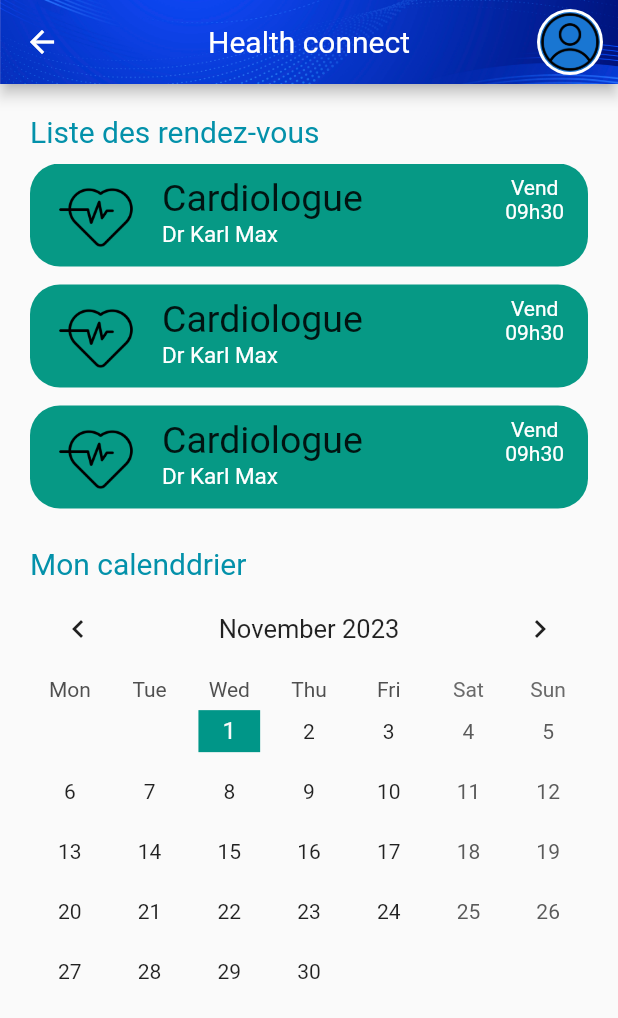
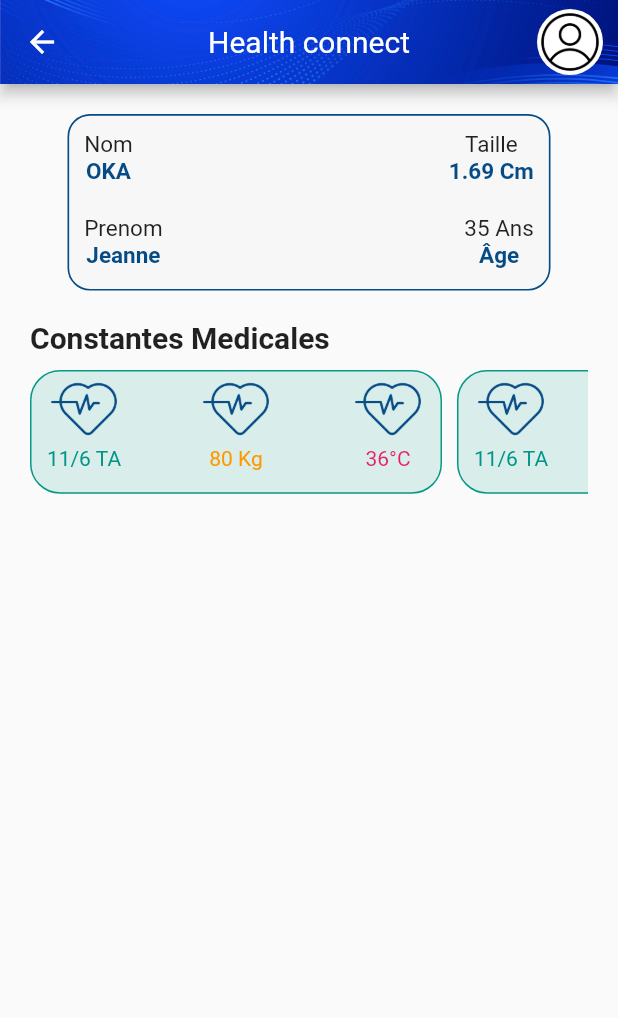
Before and after one commit to Nooralum/healConnect, a Flutter app: the ConnexionPage screen opened directly, after a tap on "Connexion", on a phone screen of 412 x 824 dp. Shown: the top 1018 px of the screen. Run offline on Flutter 3.47's test engine with Material 2 defaults, Android fonts, the phone set to English and light mode, and no system bars; drawn by our look-alikes of table_calendar.

Commit message:
ajout de la page de carnet

```diff
--- /dev/null
+++ b/lib/model_constante_medicale.dart
@@ -0,0 +1,12 @@
+// ignore_for_file: public_member_api_docs, sort_constructors_first
+class ConstantesMedicales {
+  final num poids;
+  final num temperature;
+  final num tensionA;
+
+  ConstantesMedicales({
+    required this.poids,
+    required this.temperature,
+    required this.tensionA,
+  });
+}
--- /dev/null
+++ b/lib/model_personne.dart
@@ -0,0 +1,14 @@
+// ignore_for_file: public_member_api_docs, sort_constructors_first
+class Personne {
+  String nom;
+  String person;
+  num taille;
+  num age;
+
+  Personne({
+    required this.nom,
+    required this.person,
+    required this.taille,
+    required this.age,
+  });
+}
--- a/lib/views/connexion_page.dart
+++ b/lib/views/connexion_page.dart
@@ -4,6 +4,7 @@ import 'package:healconnect/monElevatedButton.dart';
 import '../constant.dart';
 import '../monButton_connexion_social.dart';
 import '../monTextField.dart';
+import 'mon_carnet_ado.dart';
 import 'rend_2_vous_page.dart';
 
 class ConnexionPage extends StatefulWidget {
@@ -122,7 +123,7 @@ class _ConnexionPageState extends State<ConnexionPage> {
                     text: 'Connexion',
                     onPressed: () {
                       MaterialPageRoute route = MaterialPageRoute(
-                          builder: (context) => const RendezVousPage());
+                          builder: (context) => const MonCarnetAdoPage());
                       Navigator.push(context, route);
                     },
                     colorText: Colors.white),
--- /dev/null
+++ b/lib/views/mon_carnet_ado.dart
@@ -0,0 +1,266 @@
+import 'package:flutter/material.dart';
+import 'package:healconnect/constant.dart';
+
+import '../model_constante_medicale.dart';
+import '../model_personne.dart';
+
+class MonCarnetAdoPage extends StatefulWidget {
+  const MonCarnetAdoPage({super.key});
+
+  @override
+  State<MonCarnetAdoPage> createState() => _MonCarnetAdoPageState();
+}
+
+class _MonCarnetAdoPageState extends State<MonCarnetAdoPage> {
+  List<Personne> liste = [
+    Personne(nom: "OKA", person: "Jeanne", taille: 1.69, age: 35)
+  ];
+  List<ConstantesMedicales> liste2 = [
+    ConstantesMedicales(
+      poids: 80,
+      temperature: 36,
+      tensionA: 11,
+    ),
+    ConstantesMedicales(
+      poids: 80,
+      temperature: 36,
+      tensionA: 11,
+    ),
+    ConstantesMedicales(
+      poids: 80,
+      temperature: 36,
+      tensionA: 11,
+    )
+  ];
+  @override
+  Widget build(BuildContext context) {
+    Size size = MediaQuery.of(context).size;
+    return Scaffold(
+      appBar: AppBar(
+        centerTitle: true,
+        title: const Text(
+          "Health connect",
+          style: TextStyle(fontWeight: FontWeight.w400, color: Colors.white),
+        ),
+        actions: [
+          InkWell(
+            onTap: () {},
+            child: const Padding(
+              padding: EdgeInsets.only(right: 10.0),
+              child: CircleAvatar(
+                radius: 22,
+                backgroundColor: Colors.white,
+                child: CircleAvatar(
+                  backgroundColor: Colors.transparent,
+                  foregroundImage: AssetImage("assets/logos/utilisateur.png"),
+                  radius: 20,
+                ),
+              ),
+            ),
+          )
+        ],
+        flexibleSpace: const Image(
+          image: AssetImage('assets/images/appFont.jpg'),
+          fit: BoxFit.cover,
+        ),
+        backgroundColor: Colors.transparent,
+      ),
+      body: SizedBox(
+        height: size.height,
+        width: size.width,
+        child: Padding(
+          padding: const EdgeInsets.all(20.0),
+          child: Column(
+            children: [
+              Container(
+                width: size.width - 90,
+                height: size.height / 7,
+                decoration: BoxDecoration(
+                    color: const Color.fromARGB(41, 235, 232, 232),
+                    border: Border.all(color: kBgroundBlue, width: 1.1),
+                    borderRadius: BorderRadius.circular(15)),
+                child: Padding(
+                  padding: const EdgeInsets.all(10.0),
+                  child: MonCarnetColumn(
+                    text1: "Nom",
+                    text2: liste[0].nom,
+                    text11: "Taille",
+                    text22: "${liste[0].taille} Cm",
+                    text111: 'Prenom',
+                    text11111: '${liste[0].age} Ans',
+                    text222: liste[0].person,
+                    text22222: "Âge",
+                  ),
+                ),
+              ),
+              const SizedBox(
+                height: 20.0,
+              ),
+              const Row(
+                mainAxisAlignment: MainAxisAlignment.start,
+                children: [
+                  Text(
+                    "Constantes Medicales",
+                    style: TextStyle(fontWeight: FontWeight.bold, fontSize: 20),
+                  ),
+                ],
+              ),
+              const SizedBox(
+                height: 10.0,
+              ),
+              SizedBox(
+                width: size.width,
+                height: size.height / 10,
+                child: ListView.separated(
+                    scrollDirection: Axis.horizontal,
+                    itemBuilder: (BuildContext context, index) {
+                      return InkWell(
+                        onTap: () {},
+                        child: Container(
+                          width: size.width / 1.5,
+                          decoration: BoxDecoration(
+                              color: const Color.fromARGB(34, 6, 153, 133),
+                              border: Border.all(color: kColorCardListeRDV),
+                              borderRadius: BorderRadius.circular(20)),
+                          child: Padding(
+                            padding:
+                                const EdgeInsets.only(left: 10.0, right: 10.0),
+                            child: Row(
+                              mainAxisAlignment: MainAxisAlignment.spaceBetween,
+                              children: [
+                                Column(
+                                  children: [
+                                    Image.asset(
+                                      'assets/logos/cardio.png',
+                                      color: kBgroundBlue,
+                                      height: 50,
+                                    ),
+                                    Text(
+                                      "${liste2[index].tensionA}/6 TA",
+                                      style:
+                                          const TextStyle(color: Colors.teal),
+                                    )
+                                  ],
+                                ),
+                                Column(
+                                  children: [
+                                    Image.asset(
+                                      'assets/logos/cardio.png',
+                                      color: kBgroundBlue,
+                                      height: 50,
+                                    ),
+                                    Text(
+                                      "${liste2[index].poids} Kg",
+                                      style:
+                                          const TextStyle(color: Colors.orange),
+                                    )
+                                  ],
+                                ),
+                                Column(
+                                  children: [
+                                    Image.asset(
+                                      'assets/logos/cardio.png',
+                                      color: kBgroundBlue,
+                                      height: 50,
+                                    ),
+                                    Text("${liste2[index].temperature}°C", style:
+                                          const TextStyle(color: Colors.pink))
+                                  ],
+                                )
+                              ],
+                            ),
+                          ),
+                        ),
+                      );
+                    },
+                    separatorBuilder: (BuildContext context, index) {
+                      return const SizedBox(
+                        width: 10.0,
+                      );
+                    },
+                    itemCount: liste2.length),
+              )
+            ],
+          ),
+        ),
+      ),
+    );
+  }
+}
+
+class MonCarnetColumn extends StatelessWidget {
+  const MonCarnetColumn({
+    super.key,
+    required this.text1,
+    required this.text2,
+    required this.text11,
+    required this.text22,
+    required this.text111,
+    required this.text222,
+    required this.text11111,
+    required this.text22222,
+  });
+
+  final String text1;
+  final String text2;
+  final String text11;
+  final String text22;
+
+  final String text111;
+  final String text222;
+  final String text11111;
+  final String text22222;
+
+  @override
+  Widget build(BuildContext context) {
+    return Column(
+      children: [
+        Row(
+          mainAxisAlignment: MainAxisAlignment.spaceBetween,
+          children: [
+            CarnetColumn2(text1: text1, text2: text2),
+            CarnetColumn2(text1: text11, text2: text22)
+          ],
+        ),
+        const SizedBox(
+          height: 20.0,
+        ),
+        Row(
+          mainAxisAlignment: MainAxisAlignment.spaceBetween,
+          children: [
+            CarnetColumn2(text1: text111, text2: text222),
+            CarnetColumn2(text1: text11111, text2: text22222)
+          ],
+        )
+      ],
+    );
+  }
+}
+
+class CarnetColumn2 extends StatelessWidget {
+  const CarnetColumn2({
+    super.key,
+    required this.text1,
+    required this.text2,
+  });
+
+  final String text1;
+  final String text2;
+
+  @override
+  Widget build(BuildContext context) {
+    return Column(
+      children: [
+        Text(
+          text1,
+          style: const TextStyle(fontSize: 15.0),
+        ),
+        Text(
+          text2,
+          style: const TextStyle(
+              color: kBgroundBlue, fontWeight: FontWeight.bold, fontSize: 15.0),
+        )
+      ],
+    );
+  }
+}
--- a/lib/views/rend_2_vous_page.dart
+++ b/lib/views/rend_2_vous_page.dart
@@ -95,6 +95,7 @@ class _RendezVousPageState extends State<RendezVousPage> {
                 radius: 22,
                 backgroundColor: Colors.white,
                 child: CircleAvatar(
+                  backgroundColor: Colors.transparent,
                   foregroundImage: AssetImage("assets/logos/utilisateur.png"),
                   radius: 20,
                 ),
@@ -120,7 +121,7 @@ class _RendezVousPageState extends State<RendezVousPage> {
                 children: [
                   Text(
                     "Liste des rendez-vous",
-                    style: TextStyle(fontSize: 20, color: kColor),
+                    style: TextStyle(fontSize: 20, color: kBgroundBlue),
                   ),
                 ],
               ),
@@ -136,7 +137,7 @@ class _RendezVousPageState extends State<RendezVousPage> {
                         onTap: () {},
                         child: Container(
                           decoration: BoxDecoration(
-                              color: kColorCardListeRDV,
+                              color: kColor,
                               borderRadius: BorderRadius.circular(20)),
                           width: MediaQuery.of(context).size.width,
                           height: MediaQuery.of(context).size.height / 12,
@@ -175,7 +176,7 @@ class _RendezVousPageState extends State<RendezVousPage> {
                     "Mon calenddrier",
                     style: TextStyle(
                       fontSize: 20,
-                      color: kColor,
+                      color: kBgroundBlue,
                     ),
                   ),
                 ],
@@ -199,7 +200,7 @@ class _RendezVousPageState extends State<RendezVousPage> {
                         color: Colors.white,
                       ),
                       selectedDecoration: BoxDecoration(
-                          shape: BoxShape.rectangle, color: Colors.teal),
+                          shape: BoxShape.rectangle, color: kColor),
                       outsideDaysVisible: false,
                     ),
                     focusedDay: today,
```
